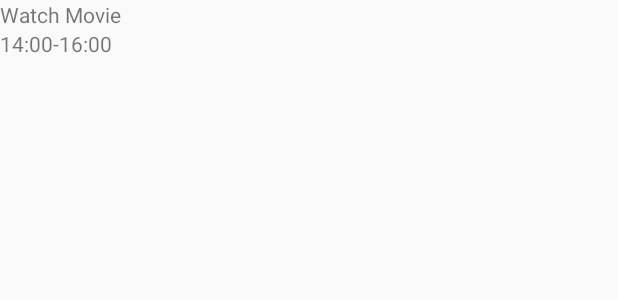
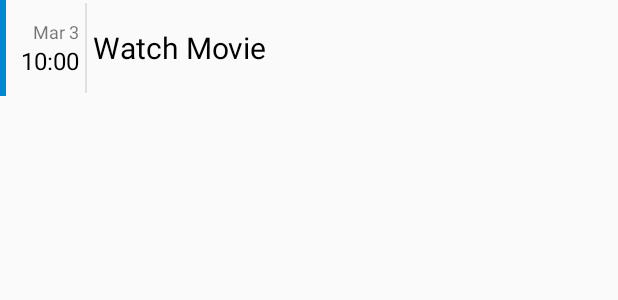
Before and after one commit to xzwj87/ToDoList, an Android app: the layout item_schedule.xml on its own in the app's theme, with its tools: preview values and no code run, on a phone screen of 412 x 824 dp. Shown: the top 300 px of the screen. Run offline under Robolectric (Android 15) with nearby library versions, the phone set to English and light mode, and no system bars.

Commit message:
Raw implementation of item layout.

```diff
--- a/app/src/main/res/layout/item_schedule.xml
+++ b/app/src/main/res/layout/item_schedule.xml
@@ -7,37 +7,62 @@
 
     <LinearLayout
         android:layout_width="match_parent"
-        android:layout_height="wrap_content"
-        android:orientation="vertical" >
+        android:layout_height="?android:attr/listPreferredItemHeight"
+        android:orientation="horizontal">
 
-        <TextView
-            android:id="@+id/tv_schedule_title"
+        <ImageView
+            android:id="@+id/iv_schedule_item_color_strip"
+            android:layout_width="@dimen/schedule_item_color_strip_width"
+            android:layout_height="match_parent"
+            tools:background="@color/colorDefault" />
+
+        <LinearLayout
             android:layout_width="wrap_content"
             android:layout_height="wrap_content"
-            tools:text="Watch Movie" />
+            android:layout_gravity="center_vertical"
+            android:layout_marginLeft="@dimen/schedule_item_header_container_margin_left"
+            android:layout_marginRight="@dimen/schedule_item_header_container_margin_right"
+            android:orientation="vertical">
 
-        <LinearLayout
-            android:layout_width="match_parent"
-            android:layout_height="wrap_content"
-            android:orientation="horizontal">
+            <TextView
+                android:id="@+id/tv_schedule_item_start_date"
+                android:layout_width="wrap_content"
+                android:layout_height="wrap_content"
+                android:layout_gravity="right"
+                android:textSize="12dp"
+                tools:text="Mar 3"/>
 
             <TextView
                 android:id="@+id/tv_schedule_start_time"
                 android:layout_width="wrap_content"
                 android:layout_height="wrap_content"
-                tools:text="14:00" />
+                android:layout_gravity="right"
+                android:textSize="16dp"
+                android:textColor="@android:color/black"
+                tools:text="10:00"/>
+
+        </LinearLayout>
+
+        <View
+            android:layout_width="1dp"
+            android:layout_height="@dimen/schedule_item_divider_height"
+            android:layout_gravity="center_vertical"
+            android:background="@color/colorScheduleItemHeaderDivider"/>
+
+        <LinearLayout
+            android:layout_width="wrap_content"
+            android:layout_height="wrap_content"
+            android:layout_gravity="center_vertical"
+            android:layout_marginLeft="4dp"
+            android:orientation="vertical" >
 
             <TextView
-                android:layout_width="wrap_content"
+                android:id="@+id/tv_schedule_title"
+                android:layout_width="match_parent"
                 android:layout_height="wrap_content"
-                android:text="@string/time_period_separator"
-                tools:text="-"/>
-
-            <TextView
-                android:id="@+id/tv_schedule_end_time"
-                android:layout_width="wrap_content"
-                android:layout_height="wrap_content"
-                tools:text="16:00"/>
+                android:textColor="@android:color/black"
+                android:textSize="20dp"
+                tools:text="Watch Movie" />
 
         </LinearLayout>
 
--- a/app/src/main/res/values/colors.xml
+++ b/app/src/main/res/values/colors.xml
@@ -5,4 +5,11 @@
     <color name="colorAccent">#DD2C00</color>
 
     <color name="colorIcon">#8A000000</color>
+
+    <color name="colorDefault">#0288D1</color>
+    <color name="colorMeeting">#4CAF50</color>
+    <color name="colorEntertainment">#F44336</color>
+    <color name="colorDate">#E91E63</color>
+
+    <color name="colorScheduleItemHeaderDivider">#E0E0E0</color>
 </resources>
--- a/app/src/main/res/values/dimens.xml
+++ b/app/src/main/res/values/dimens.xml
@@ -13,4 +13,9 @@
     <dimen name="schedule_detail_item_icon_size">24dp</dimen>
     <dimen name="schedule_detail_item_text_size">16sp</dimen>
 
+    <dimen name="schedule_item_color_strip_width">4dp</dimen>
+    <dimen name="schedule_item_header_container_margin_left">10dp</dimen>
+    <dimen name="schedule_item_header_container_margin_right">4dp</dimen>
+    <dimen name="schedule_item_divider_height">60dp</dimen>
+
 </resources>
--- a/app/src/main/res/values/styles.xml
+++ b/app/src/main/res/values/styles.xml
@@ -62,4 +62,5 @@
     </style>
 
 
+
 </resources>
```
Also changed, not shown: app/src/main/java/com/github/xzwj87/todolist/schedule/ui/adapter/ScheduleAdapter.java (+13 -5 lines), app/src/main/java/com/github/xzwj87/todolist/schedule/utility/ScheduleUtility.java (+19 -0 lines).
